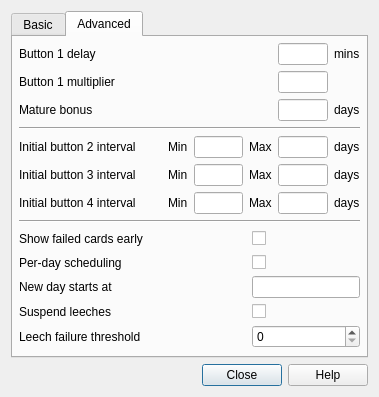
This is designer/deckproperties.ui in ankitects/anki as Qt 5 draws it before an edit. The edited form follows.
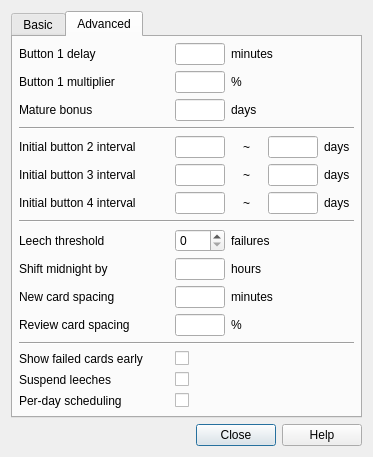
This is the edited form. The open tabs and pages were chosen to show the change.

Commit message: tweak deck properties layout; add deck-level spacing options

Diff of the .ui file:
```diff
--- a/designer/deckproperties.ui
+++ b/designer/deckproperties.ui
@@ -9,8 +9,8 @@
    <rect>
     <x>0</x>
     <y>0</y>
-    <width>379</width>
-    <height>396</height>
+    <width>373</width>
+    <height>452</height>
    </rect>
   </property>
   <property name="windowTitle">
@@ -208,31 +208,23 @@
          <property name="spacing">
           <number>6</number>
          </property>
-         <item row="6" column="3">
-          <widget class="QLineEdit" name="easyMin">
-           <property name="sizePolicy">
-            <sizepolicy hsizetype="Expanding" vsizetype="Fixed">
-             <horstretch>0</horstretch>
-             <verstretch>0</verstretch>
-            </sizepolicy>
-           </property>
-          </widget>
-         </item>
-         <item row="5" column="2">
-          <widget class="QLabel" name="label_6">
-           <property name="text">
-            <string>Min</string>
-           </property>
-          </widget>
-         </item>
          <item row="6" column="2">
-          <widget class="QLabel" name="label_7">
-           <property name="text">
-            <string>Min</string>
+          <widget class="QLineEdit" name="easyMin">
+           <property name="sizePolicy">
+            <sizepolicy hsizetype="Expanding" vsizetype="Fixed">
+             <horstretch>0</horstretch>
+             <verstretch>0</verstretch>
+            </sizepolicy>
+           </property>
+           <property name="maximumSize">
+            <size>
+             <width>50</width>
+             <height>16777215</height>
+            </size>
            </property>
           </widget>
          </item>
-         <item row="5" column="5">
+         <item row="5" column="4">
           <widget class="QLineEdit" name="midMax">
            <property name="sizePolicy">
             <sizepolicy hsizetype="Expanding" vsizetype="Fixed">
@@ -240,6 +232,12 @@
              <verstretch>0</verstretch>
             </sizepolicy>
            </property>
+           <property name="maximumSize">
+            <size>
+             <width>50</width>
+             <height>16777215</height>
+            </size>
+           </property>
           </widget>
          </item>
          <item row="6" column="0">
@@ -256,14 +254,17 @@
            </property>
           </widget>
          </item>
-         <item row="6" column="4">
+         <item row="6" column="3">
           <widget class="QLabel" name="label_10">
            <property name="text">
-            <string>Max</string>
+            <string>~</string>
+           </property>
+           <property name="alignment">
+            <set>Qt::AlignCenter</set>
            </property>
           </widget>
          </item>
-         <item row="4" column="3">
+         <item row="4" column="2">
           <widget class="QLineEdit" name="hardMin">
            <property name="sizePolicy">
             <sizepolicy hsizetype="Expanding" vsizetype="Fixed">
@@ -271,9 +272,21 @@
              <verstretch>0</verstretch>
             </sizepolicy>
            </property>
+           <property name="minimumSize">
+            <size>
+             <width>50</width>
+             <height>0</height>
+            </size>
+           </property>
+           <property name="maximumSize">
+            <size>
+             <width>50</width>
+             <height>16777215</height>
+            </size>
+           </property>
           </widget>
          </item>
-         <item row="5" column="3">
+         <item row="5" column="2">
           <widget class="QLineEdit" name="midMin">
            <property name="sizePolicy">
             <sizepolicy hsizetype="Expanding" vsizetype="Fixed">
@@ -281,16 +294,25 @@
              <verstretch>0</verstretch>
             </sizepolicy>
            </property>
+           <property name="maximumSize">
+            <size>
+             <width>50</width>
+             <height>16777215</height>
+            </size>
+           </property>
           </widget>
          </item>
-         <item row="4" column="4">
+         <item row="4" column="3">
           <widget class="QLabel" name="label_8">
            <property name="text">
-            <string>Max</string>
+            <string>~</string>
+           </property>
+           <property name="alignment">
+            <set>Qt::AlignCenter</set>
            </property>
           </widget>
          </item>
-         <item row="6" column="5">
+         <item row="6" column="4">
           <widget class="QLineEdit" name="easyMax">
            <property name="sizePolicy">
             <sizepolicy hsizetype="Expanding" vsizetype="Fixed">
@@ -298,9 +320,15 @@
              <verstretch>0</verstretch>
             </sizepolicy>
            </property>
+           <property name="maximumSize">
+            <size>
+             <width>50</width>
+             <height>16777215</height>
+            </size>
+           </property>
           </widget>
          </item>
-         <item row="4" column="5">
+         <item row="4" column="4">
           <widget class="QLineEdit" name="hardMax">
            <property name="sizePolicy">
             <sizepolicy hsizetype="Expanding" vsizetype="Fixed">
@@ -308,19 +336,27 @@
              <verstretch>0</verstretch>
             </sizepolicy>
            </property>
-          </widget>
-         </item>
-         <item row="4" column="2">
-          <widget class="QLabel" name="label_5">
-           <property name="text">
-            <string>Min</string>
+           <property name="minimumSize">
+            <size>
+             <width>50</width>
+             <height>0</height>
+            </size>
            </property>
+           <property name="maximumSize">
+            <size>
+             <width>50</width>
+             <height>16777215</height>
+            </size>
+           </property>
           </widget>
          </item>
-         <item row="5" column="4">
+         <item row="5" column="3">
           <widget class="QLabel" name="label_9">
            <property name="text">
-            <string>Max</string>
+            <string>~</string>
+           </property>
+           <property name="alignment">
+            <set>Qt::AlignCenter</set>
            </property>
           </widget>
          </item>
@@ -331,16 +367,6 @@
            </property>
           </widget>
          </item>
-         <item row="0" column="5">
-          <widget class="QLineEdit" name="delay0">
-           <property name="sizePolicy">
-            <sizepolicy hsizetype="Expanding" vsizetype="Fixed">
-             <horstretch>0</horstretch>
-             <verstretch>0</verstretch>
-            </sizepolicy>
-           </property>
-          </widget>
-         </item>
          <item row="0" column="0">
           <widget class="QLabel" name="label_20">
            <property name="text">
@@ -348,28 +374,21 @@
            </property>
           </widget>
          </item>
-         <item row="0" column="6">
-          <widget class="QLabel" name="label">
-           <property name="text">
-            <string>mins</string>
-           </property>
-          </widget>
-         </item>
-         <item row="4" column="6">
+         <item row="4" column="5">
           <widget class="QLabel" name="label_30">
            <property name="text">
             <string>days</string>
            </property>
           </widget>
          </item>
-         <item row="5" column="6">
+         <item row="5" column="5">
           <widget class="QLabel" name="label_31">
            <property name="text">
             <string>days</string>
            </property>
           </widget>
          </item>
-         <item row="6" column="6">
+         <item row="6" column="5">
           <widget class="QLabel" name="label_32">
            <property name="text">
             <string>days</string>
@@ -412,75 +431,96 @@
            </property>
           </widget>
          </item>
-         <item row="2" column="6">
-          <widget class="QLabel" name="label_25">
-           <property name="text">
-            <string>days</string>
-           </property>
-          </widget>
-         </item>
-         <item row="1" column="5">
-          <widget class="QLineEdit" name="delay2">
-           <property name="sizePolicy">
-            <sizepolicy hsizetype="Expanding" vsizetype="Fixed">
-             <horstretch>0</horstretch>
-             <verstretch>0</verstretch>
-            </sizepolicy>
-           </property>
-          </widget>
-         </item>
-         <item row="2" column="5">
-          <widget class="QLineEdit" name="delay1">
-           <property name="sizePolicy">
-            <sizepolicy hsizetype="Expanding" vsizetype="Fixed">
-             <horstretch>0</horstretch>
-             <verstretch>0</verstretch>
-            </sizepolicy>
-           </property>
-          </widget>
-         </item>
-         <item row="3" column="0" colspan="7">
+         <item row="3" column="0" colspan="6">
           <widget class="Line" name="line_2">
            <property name="orientation">
             <enum>Qt::Horizontal</enum>
            </property>
           </widget>
          </item>
-        </layout>
-       </item>
-       <item>
-        <widget class="Line" name="line">
-         <property name="orientation">
-          <enum>Qt::Horizontal</enum>
-         </property>
-        </widget>
-       </item>
-       <item>
-        <layout class="QGridLayout" name="gridLayout_5">
-         <item row="2" column="0">
-          <widget class="QLabel" name="label_29">
+         <item row="0" column="2">
+          <widget class="QLineEdit" name="delay0">
+           <property name="sizePolicy">
+            <sizepolicy hsizetype="Expanding" vsizetype="Fixed">
+             <horstretch>0</horstretch>
+             <verstretch>0</verstretch>
+            </sizepolicy>
+           </property>
+           <property name="minimumSize">
+            <size>
+             <width>50</width>
+             <height>0</height>
+            </size>
+           </property>
+           <property name="maximumSize">
+            <size>
+             <width>50</width>
+             <height>16777215</height>
+            </size>
+           </property>
+          </widget>
+         </item>
+         <item row="0" column="3" colspan="2">
+          <widget class="QLabel" name="label">
            <property name="text">
-            <string>New day starts at</string>
+            <string>minutes</string>
            </property>
           </widget>
          </item>
-         <item row="2" column="1">
-          <spacer name="horizontalSpacer_3">
-           <property name="orientation">
-            <enum>Qt::Horizontal</enum>
+         <item row="1" column="2">
+          <widget class="QLineEdit" name="delay2">
+           <property name="sizePolicy">
+            <sizepolicy hsizetype="Expanding" vsizetype="Fixed">
+             <horstretch>0</horstretch>
+             <verstretch>0</verstretch>
+            </sizepolicy>
            </property>
-           <property name="sizeHint" stdset="0">
+           <property name="maximumSize">
             <size>
-             <width>40</width>
-             <height>20</height>
+             <width>50</width>
+             <height>16777215</height>
             </size>
            </property>
-          </spacer>
+          </widget>
          </item>
          <item row="2" column="2">
-          <widget class="QLineEdit" name="timeOffset"/>
+          <widget class="QLineEdit" name="delay1">
+           <property name="sizePolicy">
+            <sizepolicy hsizetype="Expanding" vsizetype="Fixed">
+             <horstretch>0</horstretch>
+             <verstretch>0</verstretch>
+            </sizepolicy>
+           </property>
+           <property name="maximumSize">
+            <size>
+             <width>50</width>
+             <height>16777215</height>
+            </size>
+           </property>
+          </widget>
          </item>
-         <item row="0" column="0">
+         <item row="2" column="3" colspan="2">
+          <widget class="QLabel" name="label_25">
+           <property name="text">
+            <string>days</string>
+           </property>
+          </widget>
+         </item>
+         <item row="7" column="0" colspan="6">
+          <widget class="Line" name="line">
+           <property name="orientation">
+            <enum>Qt::Horizontal</enum>
+           </property>
+          </widget>
+         </item>
+         <item row="12" column="0" colspan="6">
+          <widget class="Line" name="line_3">
+           <property name="orientation">
+            <enum>Qt::Horizontal</enum>
+           </property>
+          </widget>
+         </item>
+         <item row="13" column="0">
           <widget class="QLabel" name="label_26">
            <property name="text">
             <string>Show failed cards early</string>
@@ -490,64 +530,192 @@
            </property>
           </widget>
          </item>
-         <item row="0" column="1">
-          <spacer name="horizontalSpacer_2">
-           <property name="orientation">
-            <enum>Qt::Horizontal</enum>
-           </property>
-           <property name="sizeHint" stdset="0">
-            <size>
-             <width>40</width>
-             <height>20</height>
-            </size>
-           </property>
-          </spacer>
-         </item>
-         <item row="0" column="2">
+         <item row="13" column="2">
           <widget class="QCheckBox" name="collapse">
-           <property name="text">
-            <string/>
+           <property name="sizePolicy">
+            <sizepolicy hsizetype="Preferred" vsizetype="Fixed">
+             <horstretch>0</horstretch>
+             <verstretch>0</verstretch>
+            </sizepolicy>
            </property>
-          </widget>
-         </item>
-         <item row="3" column="0">
-          <widget class="QLabel" name="label_11">
            <property name="text">
-            <string>Suspend leeches</string>
-           </property>
-          </widget>
-         </item>
-         <item row="3" column="2">
-          <widget class="QCheckBox" name="suspendLeeches">
-           <property name="text">
             <string/>
            </property>
           </widget>
          </item>
-         <item row="4" column="0">
-          <widget class="QLabel" name="label_15">
-           <property name="text">
-            <string>Leech failure threshold</string>
-           </property>
-          </widget>
-         </item>
-         <item row="4" column="2">
-          <widget class="QSpinBox" name="leechFails"/>
-         </item>
-         <item row="1" column="0">
+         <item row="15" column="0">
           <widget class="QLabel" name="label_23">
            <property name="text">
             <string>Per-day scheduling</string>
            </property>
           </widget>
          </item>
-         <item row="1" column="2">
+         <item row="15" column="2">
           <widget class="QCheckBox" name="perDay">
+           <property name="sizePolicy">
+            <sizepolicy hsizetype="Preferred" vsizetype="Fixed">
+             <horstretch>0</horstretch>
+             <verstretch>0</verstretch>
+            </sizepolicy>
+           </property>
            <property name="text">
             <string/>
            </property>
           </widget>
          </item>
+         <item row="8" column="0">
+          <widget class="QLabel" name="label_15">
+           <property name="text">
+            <string>Leech threshold</string>
+           </property>
+          </widget>
+         </item>
+         <item row="8" column="2">
+          <widget class="QSpinBox" name="leechFails">
+           <property name="sizePolicy">
+            <sizepolicy hsizetype="Preferred" vsizetype="Fixed">
+             <horstretch>0</horstretch>
+             <verstretch>0</verstretch>
+            </sizepolicy>
+           </property>
+           <property name="maximumSize">
+            <size>
+             <width>50</width>
+             <height>16777215</height>
+            </size>
+           </property>
+          </widget>
+         </item>
+         <item row="9" column="0">
+          <widget class="QLabel" name="label_29">
+           <property name="text">
+            <string>Shift midnight by</string>
+           </property>
+          </widget>
+         </item>
+         <item row="9" column="2">
+          <widget class="QLineEdit" name="timeOffset">
+           <property name="sizePolicy">
+            <sizepolicy hsizetype="Preferred" vsizetype="Fixed">
+             <horstretch>0</horstretch>
+             <verstretch>0</verstretch>
+            </sizepolicy>
+           </property>
+           <property name="maximumSize">
+            <size>
+             <width>50</width>
+             <height>16777215</height>
+            </size>
+           </property>
+          </widget>
+         </item>
+         <item row="10" column="0">
+          <widget class="QLabel" name="label_12">
+           <property name="text">
+            <string>New card spacing</string>
+           </property>
+          </widget>
+         </item>
+         <item row="10" column="2">
+          <widget class="QLineEdit" name="newSpacing">
+           <property name="sizePolicy">
+            <sizepolicy hsizetype="Preferred" vsizetype="Fixed">
+             <horstretch>0</horstretch>
+             <verstretch>0</verstretch>
+            </sizepolicy>
+           </property>
+           <property name="maximumSize">
+            <size>
+             <width>50</width>
+             <height>16777215</height>
+            </size>
+           </property>
+          </widget>
+         </item>
+         <item row="10" column="3" colspan="2">
+          <widget class="QLabel" name="label_27">
+           <property name="text">
+            <string>minutes</string>
+           </property>
+          </widget>
+         </item>
+         <item row="14" column="0">
+          <widget class="QLabel" name="label_11">
+           <property name="text">
+            <string>Suspend leeches</string>
+           </property>
+          </widget>
+         </item>
+         <item row="14" column="2">
+          <widget class="QCheckBox" name="suspendLeeches">
+           <property name="sizePolicy">
+            <sizepolicy hsizetype="Preferred" vsizetype="Fixed">
+             <horstretch>0</horstretch>
+             <verstretch>0</verstretch>
+            </sizepolicy>
+           </property>
+           <property name="text">
+            <string/>
+           </property>
+          </widget>
+         </item>
+         <item row="11" column="0">
+          <widget class="QLabel" name="label_18">
+           <property name="text">
+            <string>Review card spacing</string>
+           </property>
+          </widget>
+         </item>
+         <item row="11" column="2">
+          <widget class="QLineEdit" name="revSpacing">
+           <property name="sizePolicy">
+            <sizepolicy hsizetype="Preferred" vsizetype="Fixed">
+             <horstretch>0</horstretch>
+             <verstretch>0</verstretch>
+            </sizepolicy>
+           </property>
+           <property name="maximumSize">
+            <size>
+             <width>50</width>
+             <height>16777215</height>
+            </size>
+           </property>
+          </widget>
+         </item>
+         <item row="11" column="3">
+          <widget class="QLabel" name="label_28">
+           <property name="text">
+            <string>%</string>
+           </property>
+          </widget>
+         </item>
+         <item row="1" column="3">
+          <widget class="QLabel" name="label_33">
+           <property name="text">
+            <string>%</string>
+           </property>
+          </widget>
+         </item>
+         <item row="9" column="3" colspan="3">
+          <widget class="QLabel" name="label_34">
+           <property name="sizePolicy">
+            <sizepolicy hsizetype="Expanding" vsizetype="Preferred">
+             <horstretch>0</horstretch>
+             <verstretch>0</verstretch>
+            </sizepolicy>
+           </property>
+           <property name="text">
+            <string>hours</string>
+           </property>
+          </widget>
+         </item>
+         <item row="8" column="3" colspan="2">
+          <widget class="QLabel" name="label_35">
+           <property name="text">
+            <string>failures</string>
+           </property>
+          </widget>
+         </item>
         </layout>
        </item>
        <item>
```
Left out of the diff: 8 changed lines with no effect on the pictures. The commit also changes 1 other file.
